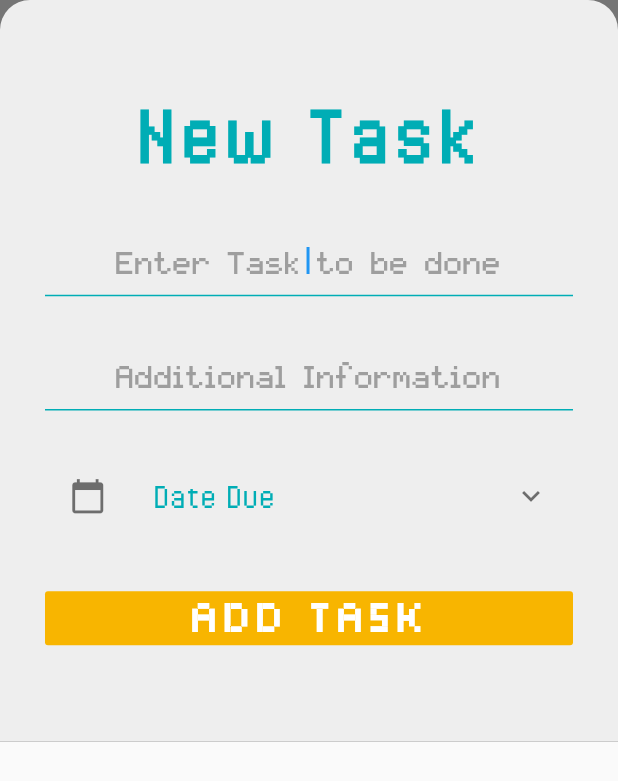
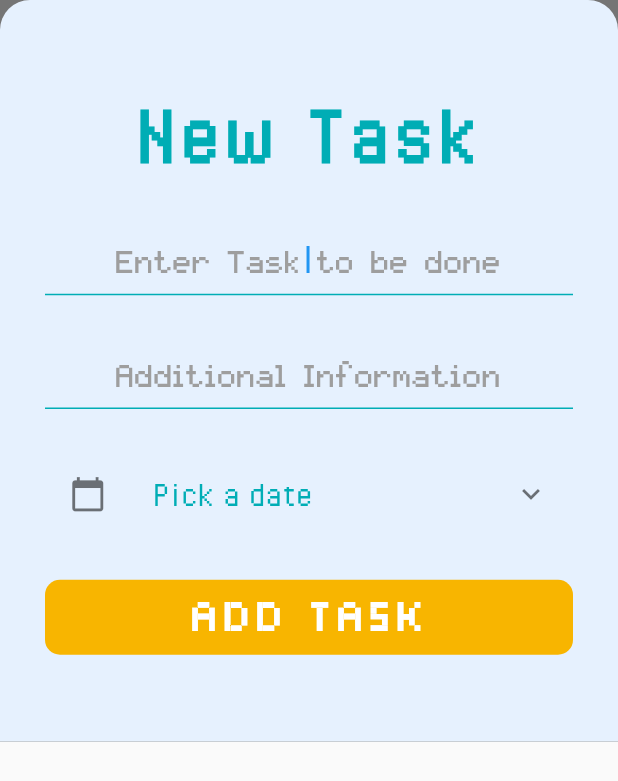
Before and after one commit to lalalawson/atech-orbital, a Flutter app: the AddTaskScreen widget shown alone on an empty page, opened directly, on a phone screen of 412 x 824 dp. Shown: the top 781 px of the screen. Run offline on Flutter 3.47's test engine with Material 2 defaults, Android fonts, the phone set to English and light mode, and no system bars; our stand-ins replace timer_count_down.

Commit message:
Minor Changes to Background Color, DateTime Indicator to indicate overdue

```diff
--- a/lib/const/colors.dart
+++ b/lib/const/colors.dart
@@ -8,7 +8,7 @@ final Color pink = Color(0xFFFDC7DA);
 final Color black = Color(0xFF222831);
 final Color grey = Color(0xFF393e46);
 final Color greenblue = Color(0xFF00adb5);
-final Color silverwhite = Color(0xFFeeeeee);
+final Color silverwhite = Color(0xFFe6f1fe);
 final Color darksilverwhite = Color(0xFFd6d6d6);
 final Color red = Color(0xFFe35935);
 final Color yellow = Color(0xFFf8b500);
--- a/lib/homepage/HomePage.dart
+++ b/lib/homepage/HomePage.dart
@@ -92,7 +92,7 @@ class _HomePageState extends State<HomePage> {
                     children: <Widget>[
                       Image.asset('images/board.png'),
                       Column(
-                        mainAxisAlignment: MainAxisAlignment.spaceEvenly,
+                        mainAxisAlignment: MainAxisAlignment.center,
                         children: <Widget>[
                           Text(
                             'Welcome back username',
--- a/lib/todolistpage/screens/add_task_screen.dart
+++ b/lib/todolistpage/screens/add_task_screen.dart
@@ -14,7 +14,7 @@ class _AddTaskScreenState extends State<AddTaskScreen> {
   Widget build(BuildContext context) {
     String newTaskTitle;
     String newRemarks;
-    DateTime dateTime;
+    DateTime dateTime = DateTime.now();
     bool isChanged = false;
 
     return Container(
@@ -98,7 +98,7 @@ class _AddTaskScreenState extends State<AddTaskScreen> {
                   size: 25,
                 ),
                 title: Text(
-                  "Date Due",
+                  "Pick a date",
                   //textAlign: TextAlign.center,
                   style: TextStyle(
                     fontFamily: 'PixelOperator',
@@ -124,6 +124,9 @@ class _AddTaskScreenState extends State<AddTaskScreen> {
                 ],
               ),
               FlatButton(
+                shape: RoundedRectangleBorder(
+                  borderRadius: BorderRadius.circular(10),
+                ),
                 onPressed: () {
                   if (newTaskTitle != null) {
                     if (newRemarks == null) {
@@ -136,6 +139,8 @@ class _AddTaskScreenState extends State<AddTaskScreen> {
                   }
                   Navigator.pop(context);
                 },
+                child: Padding(
+                  padding: const EdgeInsets.all(8.0),
                   child: Text(
                     'Add Task',
                     style: TextStyle(
@@ -145,6 +150,7 @@ class _AddTaskScreenState extends State<AddTaskScreen> {
                       color: Colors.white,
                     ),
                   ),
+                ),
                 color: yellow,
               ),
             ],
--- a/lib/todolistpage/screens/tasks_screen.dart
+++ b/lib/todolistpage/screens/tasks_screen.dart
@@ -23,7 +23,7 @@ class TasksScreen extends StatelessWidget {
               alignment: Alignment.center,
               children: <Widget>[
                 Center(
-                  child: Image.asset('images/taskoverview.png'),
+                  child: Image.asset('images/TaskBoard.png'),
                 ),
                 Column(
                   crossAxisAlignment: CrossAxisAlignment.center,
```
Also changed, not shown: lib/todolistpage/widgets/task_tile.dart (+45 -15 lines), lib/todolistpage/widgets/tasks_list.dart (+10 -6 lines), images/TaskBoard.png (renamed from images/TaskOverview.png). Lines whose indentation alone changed are shown as unchanged.
